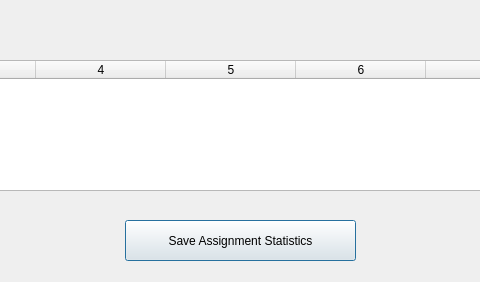
Before: the Qt Designer form assets/ui/FinalGradeStats.ui in meeksjt/SuperTeacherGradebook499, drawn with Qt 5; both pictures show x 365 to 845 and y 0 to 282 of the 1232 by 282 pixel window.
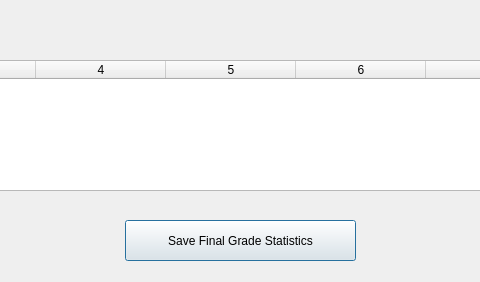
After: the same form once the commit is applied.

What changed in the file:
```diff
--- a/assets/ui/FinalGradeStats.ui
+++ b/assets/ui/FinalGradeStats.ui
@@ -56,7 +56,7 @@
     </rect>
    </property>
    <property name="text">
-    <string>Save Assignment Statistics</string>
+    <string>Save Final Grade Statistics</string>
    </property>
   </widget>
  </widget>
```
